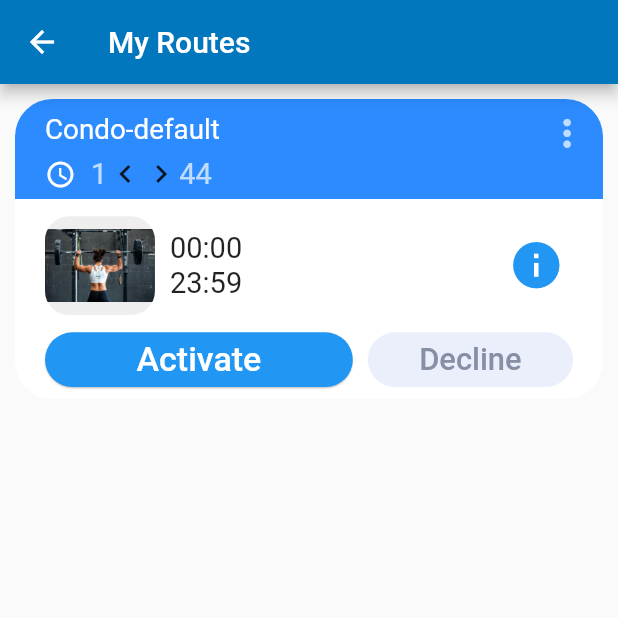
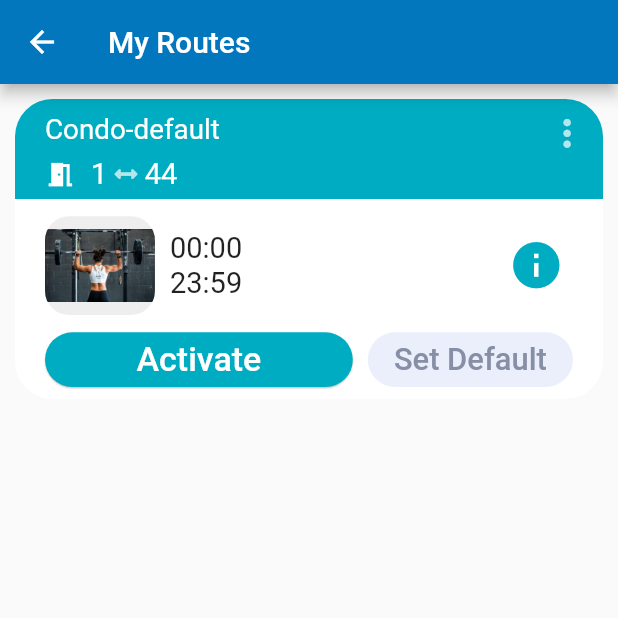
Before and after one commit to meifish/hci, a Flutter app: the MyRoute screen opened by its route, on a phone screen of 412 x 824 dp, the top half of it. Run offline on Flutter 3.47's test engine with Material 2 defaults, Android fonts, the phone set to English and light mode, and no system bars; our stand-ins replace google_fonts.

Commit message:
add flutter icon package

```diff
--- a/lib/Widgets/MyRouteWidgets/RouteCard.dart
+++ b/lib/Widgets/MyRouteWidgets/RouteCard.dart
@@ -1,6 +1,7 @@
 import 'package:flutter/material.dart';
 import 'package:google_fonts/google_fonts.dart';
 import 'package:hci/sizeConfig.dart';
+import 'package:hci/my_flutter_app_icons.dart';
 
 class RouteCard extends StatefulWidget {
   String name;
@@ -36,7 +37,8 @@ class _RouteCardState extends State<RouteCard> {
             Expanded(
               child: Container(
                 decoration: BoxDecoration(
-                    color: Color(0xff2C8BFF),
+                    // color: Color(0xff2C8BFF),
+                    color: Colors.cyan[600],
                     borderRadius: BorderRadius.only(
                         topLeft: Radius.circular(25),
                         topRight: Radius.circular(25))),
@@ -75,7 +77,7 @@ class _RouteCardState extends State<RouteCard> {
                           mainAxisAlignment: MainAxisAlignment.start,
                           children: <Widget>[
                             Icon(
-                              Icons.access_time,
+                              Icons.meeting_room,
                               size: SizeConfig.safeBlockHorizontal * 5,
                               color: Colors.white,
                             ),
@@ -87,16 +89,21 @@ class _RouteCardState extends State<RouteCard> {
                               style: TextStyle(
                                   fontSize:
                                       SizeConfig.safeBlockHorizontal * 4.7,
-                                  color: Colors.white70),
+                                  color: Colors.white),
                             ),
-                            Icon(Icons.keyboard_arrow_left),
-                            Icon(Icons.keyboard_arrow_right),
+                            SizedBox(width: 5),
+                            Icon(
+                              MyFlutterApp.arrows_alt_h,
+                              color: Colors.white70,
+                              size: 15,
+                            ),
+                            SizedBox(width: 5),
                             Text(
                               widget.floor2,
                               style: TextStyle(
                                   fontSize:
                                       SizeConfig.safeBlockHorizontal * 4.7,
-                                  color: Colors.white70),
+                                  color: Colors.white),
                             ),
                           ],
                         ),
@@ -177,11 +184,11 @@ class _RouteCardState extends State<RouteCard> {
                                   onTap: () {},
                                   child: Container(
                                     //color: Colors.red,
-                                    child: Icon(
-                                      Icons.info,
-                                      size: SizeConfig.safeBlockHorizontal * 9,
-                                      color: Colors.blue,
-                                    ),
+                                    child: Icon(Icons.info,
+                                        size:
+                                            SizeConfig.safeBlockHorizontal * 9,
+                                        // color: Colors.blue,
+                                        color: Colors.cyan[600]),
                                   ),
                                 ),
                               ),
@@ -211,7 +218,8 @@ class _RouteCardState extends State<RouteCard> {
                                           borderRadius:
                                               BorderRadius.circular(50)),
                                       textColor: Colors.white,
-                                      color: Colors.blue,
+                                      // color: Colors.blue,
+                                      color: Colors.cyan[600],
                                       child: Text(
                                         'Activate',
                                         style: TextStyle(
@@ -243,7 +251,7 @@ class _RouteCardState extends State<RouteCard> {
                                       textColor: Colors.black26,
                                       color: Color(0xffEBEFFB),
                                       child: Text(
-                                        'Decline',
+                                        'Set Default',
                                         style: TextStyle(
                                           color: Color(0xff878FA6),
                                           fontSize:
--- /dev/null
+++ b/lib/my_flutter_app_icons.dart
@@ -0,0 +1,29 @@
+/// Flutter icons MyFlutterApp
+/// Copyright (C) 2020 by original authors @ fluttericon.com, fontello.com
+/// This font was generated by FlutterIcon.com, which is derived from Fontello.
+///
+/// To use this font, place it in your fonts/ directory and include the
+/// following in your pubspec.yaml
+///
+/// flutter:
+///   fonts:
+///    - family:  MyFlutterApp
+///      fonts:
+///       - asset: fonts/MyFlutterApp.ttf
+///
+///
+/// * Font Awesome 5, Copyright (C) 2016 by Dave Gandy
+///         Author:    Dave Gandy
+///         License:   SIL (https://github.com/FortAwesome/Font-Awesome/blob/master/LICENSE.txt)
+///         Homepage:  http://fortawesome.github.com/Font-Awesome/
+///
+import 'package:flutter/widgets.dart';
+
+class MyFlutterApp {
+  MyFlutterApp._();
+
+  static const _kFontFam = 'MyFlutterApp';
+  static const _kFontPkg = null;
+
+  static const IconData arrows_alt_h = IconData(0xf337, fontFamily: _kFontFam, fontPackage: _kFontPkg);
+}
--- a/pubspec.yaml
+++ b/pubspec.yaml
@@ -62,6 +62,12 @@ flutter:
   # "family" key with the font family name, and a "fonts" key with a
   # list giving the asset and other descriptors for the font. For
   # example:
+  fonts:
+  - family:  MyFlutterApp
+    fonts:
+      - asset: assets/icon/MyFlutterApp.ttf
+
+
   # fonts:
   #   - family: Schyler
   #     fonts:
```
Also changed, not shown: assets/icon/MyFlutterApp.ttf (added), assets/images/double_arrow.png (added).
